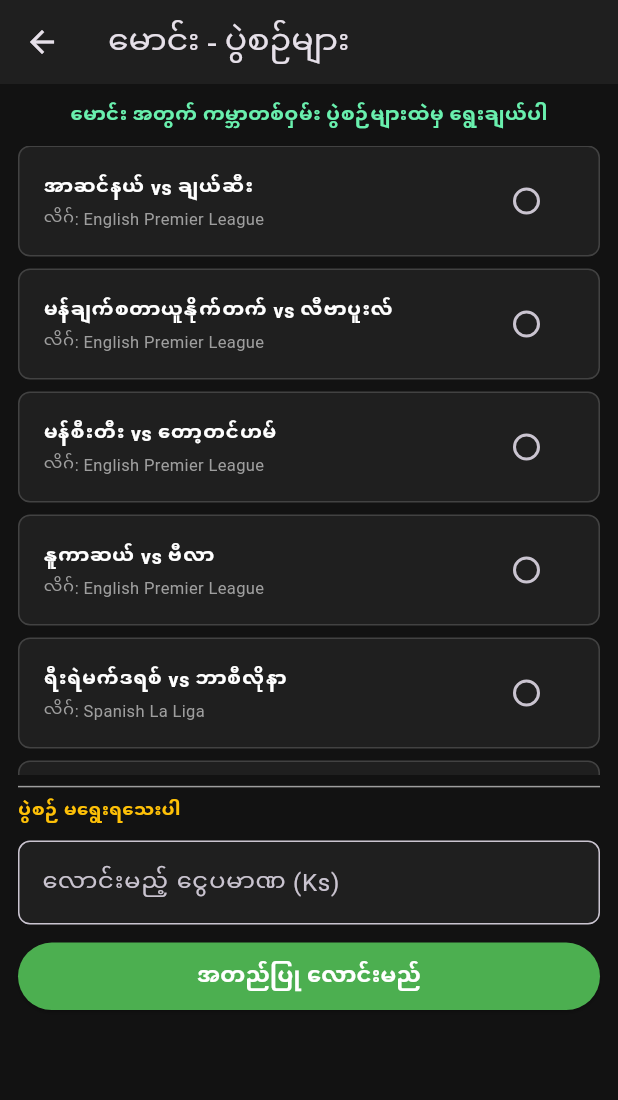
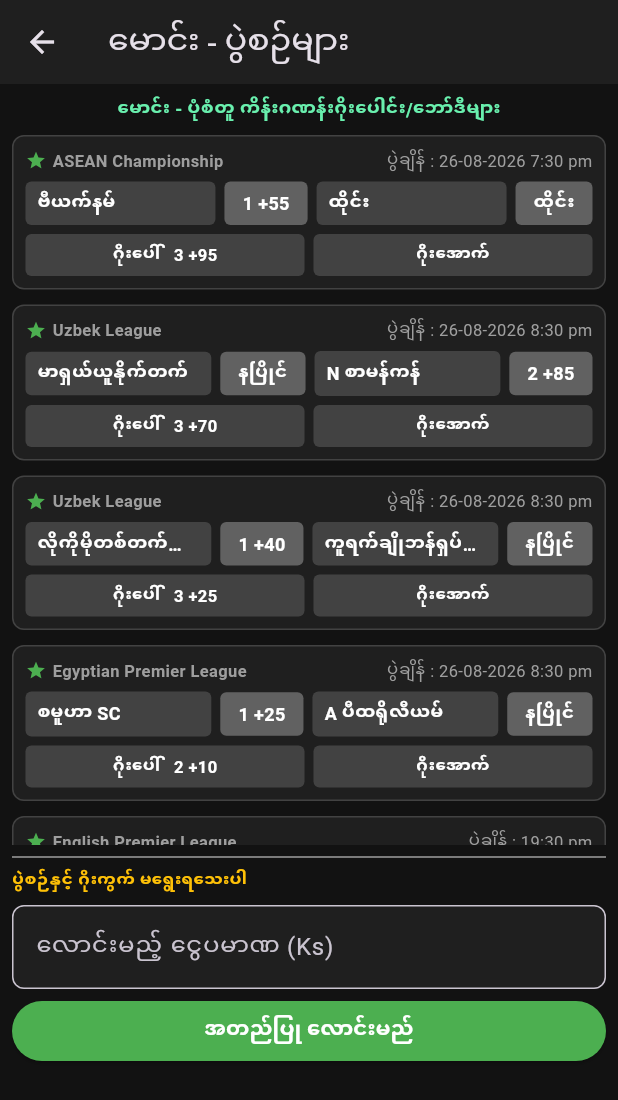
Before and after one commit to pa2659985-create/hat_trick_999, a Flutter app: the BettingScreen screen opened directly, on a phone screen of 412 x 824 dp. Shown: the top 1100 px of the screen. Run offline on Flutter 3.47's test engine with Material 3 defaults, Android fonts, the phone set to English and light mode, and no system bars; our stand-ins replace firebase_core, firebase_messaging, shared_preferences; accounts and stored records are empty; network calls fail.

Commit message:
Update main.dart

```diff
--- a/lib/main.dart
+++ b/lib/main.dart
@@ -5,7 +5,6 @@ import 'package:http/http.dart' as http;
 import 'package:firebase_core/firebase_core.dart';
 import 'package:firebase_messaging/firebase_messaging.dart';
 
-// Firebase Background Notification Handler
 Future<void> _firebaseMessagingBackgroundHandler(RemoteMessage message) async {
   try {
     await Firebase.initializeApp();
@@ -67,7 +66,6 @@ class _HatTrickAppState extends State<HatTrickApp> {
   }
 }
 
-// Localization Text Helper
 class AppStrings {
   static Map<String, Map<String, String>> localizedValues = {
     'မြန်မာ': {
@@ -121,7 +119,6 @@ class AppStrings {
   }
 }
 
-// API Service with Global Worldwide Match Coverage
 class ApiService {
   static const String apiKey = '5a87133d1c764efb8525d81e82d605fd';
   static const String baseUrl = 'https://api.football-data.org/v4/matches';
@@ -129,7 +126,6 @@ class ApiService {
   static Future<List<Map<String, dynamic>>> fetchLiveMatches() async {
     List<Map<String, dynamic>> allMatches = [];
 
-    // 1. Fetch from Real API
     try {
       final response = await http.get(
         Uri.parse(baseUrl),
@@ -148,6 +144,10 @@ class ApiService {
             'score': '${m['score']['fullTime']['home'] ?? 0} - ${m['score']['fullTime']['away'] ?? 0}',
             't2': m['awayTeam']['name'] ?? 'Away',
             'status': m['status'] ?? 'SCHEDULED',
+            'hOdds': '1 +55',
+            'aOdds': 'ထိုင်း',
+            'overOdds': '3 +95',
+            'underOdds': 'ရိုးအောက်',
           });
         }
       }
@@ -155,44 +155,15 @@ class ApiService {
       print('API Error: $e');
     }
 
-    // 2. Comprehensive Global Worldwide Matches (Europe, Asia, South America, International & Leagues)
     List<Map<String, dynamic>> globalMatches = [
-      // English Premier League
-      {'league': 'English Premier League', 'time': '19:30', 't1': 'အာဆင်နယ်', 'score': '0 - 0', 't2': 'ချယ်ဆီး', 'status': 'SCHEDULED'},
-      {'league': 'English Premier League', 'time': '22:00', 't1': 'မန်ချက်စတာယူနိုက်တက်', 'score': '1 - 1', 't2': 'လီဗာပူးလ်', 'status': 'LIVE'},
-      {'league': 'English Premier League', 'time': '22:00', 't1': 'မန်စီးတီး', 'score': '2 - 0', 't2': 'တော့တင်ဟမ်', 'status': 'SCHEDULED'},
-      {'league': 'English Premier League', 'time': '00:30', 't1': 'နူကာဆယ်', 'score': '0 - 0', 't2': 'ဗီလာ', 'status': 'SCHEDULED'},
-
-      // Spanish La Liga
-      {'league': 'Spanish La Liga', 'time': '20:00', 't1': 'ရီးရဲမက်ဒရစ်', 'score': '3 - 1', 't2': 'ဘာစီလိုနာ', 'status': 'FINISHED'},
-      {'league': 'Spanish La Liga', 'time': '22:15', 't1': 'အက်သလက်တီကို မက်ဒရစ်', 'score': '1 - 0', 't2': 'ဗလင်စီယာ', 'status': 'LIVE'},
-      {'league': 'Spanish La Liga', 'time': '01:00', 't1': 'ဆီဗီလာ', 'score': '0 - 0', 't2': 'ဗီยาร์ရีယ်', 'status': 'SCHEDULED'},
-
-      // Italian Serie A
-      {'league': 'Italian Serie A', 'time': '18:30', 't1': 'ဂျူဗင်တပ်စ်', 'score': '2 - 2', 't2': 'အေစီမီလန်', 'status': 'LIVE'},
-      {'league': 'Italian Serie A', 'time': '21:00', 't1': 'အင်တာမီလန်', 'score': '1 - 0', 't2': 'နာပိုလီ', 'status': 'SCHEDULED'},
-      {'league': 'Italian Serie A', 'time': '01:45', 't1': 'ရိုးမား', 'score': '0 - 0', 't2': 'လက်ဇီယို', 'status': 'SCHEDULED'},
-
-      // German Bundesliga
-      {'league': 'German Bundesliga', 'time': '20:30', 't1': 'ဘိုင်ယန်မြူးနစ်', 'score': '4 - 2', 't2': 'ဒေါ့မွန်', 'status': 'FINISHED'},
-      {'league': 'German Bundesliga', 'time': '22:30', 't1': 'လပ်ဇစ်', 'score': '1 - 1', 't2': 'လီဗာကူဆင်', 'status': 'SCHEDULED'},
-
-      // French Ligue 1
-      {'league': 'French Ligue 1', 'time': '21:00', 't1': 'ပီအက်စ်ဂျီ', 'score': '3 - 0', 't2': 'မာဆေးလ်', 'status': 'FINISHED'},
-      {'league': 'French Ligue 1', 'time': '23:00', 't1': 'မိုနာကို', 'score': '0 - 1', 't2': 'လီယွန်', 'status': 'SCHEDULED'},
-
-      // UEFA Champions League
-      {'league': 'UEFA Champions League', 'time': '02:00', 't1': 'ရီးရဲမက်ဒရစ်', 'score': '2 - 2', 't2': 'မန်စီးတီး', 'status': 'SCHEDULED'},
-      {'league': 'UEFA Champions League', 'time': '02:00', 't1': 'ဘိုင်ယန်မြူးနစ်', 'score': '1 - 0', 't2': 'အာဆင်နယ်', 'status': 'SCHEDULED'},
-      {'league': 'UEFA Champions League', 'time': '02:00', 't1': 'ပီအက်စ်ဂျီ', 'score': '0 - 0', 't2': 'ဘာစီလိုနာ', 'status': 'SCHEDULED'},
-
-      // International Friendlies & World Cup Qualifiers
-      {'league': 'International Friendlies', 'time': '19:00', 't1': 'ဘရာဇီး', 'score': '2 - 1', 't2': 'အာဂျင်တီးနား', 'status': 'SCHEDULED'},
-      {'league': 'International Friendlies', 'time': '21:30', 't1': 'ပြင်သစ်', 'score': '1 - 1', 't2': 'အင်္ဂလန်', 'status': 'SCHEDULED'},
-      {'league': 'International Friendlies', 'time': '23:00', 't1': 'ပေါ်တူဂီ', 'score': '3 - 0', 't2': 'စပိန်', 'status': 'SCHEDULED'},
+      {'league': 'ASEAN Championship', 'time': '26-08-2026 7:30 pm', 't1': 'ဗီယက်နမ်', 'score': '0 - 0', 't2': 'ထိုင်း', 'status': 'SCHEDULED', 'hOdds': '1 +55', 'aOdds': 'ထိုင်း', 'overOdds': '3 +95', 'underOdds': 'ရိုးအောက်'},
+      {'league': 'Uzbek League', 'time': '26-08-2026 8:30 pm', 't1': 'မာရှယ်ယူနိုက်တက်', 'score': '0 - 0', 't2': 'N စာမန်ကန်', 'status': 'SCHEDULED', 'hOdds': 'နပြိုင်', 'aOdds': '2 +85', 'overOdds': '3 +70', 'underOdds': 'ရိုးအောက်'},
+      {'league': 'Uzbek League', 'time': '26-08-2026 8:30 pm', 't1': 'လိုကိုမိုတစ်တက်ကန့်', 'score': '0 - 0', 't2': 'ကူရက်ချိုဘန်ရှပ်ကော်', 'status': 'SCHEDULED', 'hOdds': '1 +40', 'aOdds': 'နပြိုင်', 'overOdds': '3 +25', 'underOdds': 'ရိုးအောက်'},
+      {'league': 'Egyptian Premier League', 'time': '26-08-2026 8:30 pm', 't1': 'စမူဟာ SC', 'score': '0 - 0', 't2': 'A ပီထရိုလီယမ်', 'status': 'SCHEDULED', 'hOdds': '1 +25', 'aOdds': 'နပြိုင်', 'overOdds': '2 +10', 'underOdds': 'ရိုးအောက်'},
+      {'league': 'English Premier League', 'time': '19:30 pm', 't1': 'အာဆင်နယ်', 'score': '0 - 0', 't2': 'ချယ်ဆီး', 'status': 'SCHEDULED', 'hOdds': '1 +50', 'aOdds': 'နပြိုင်', 'overLost': '', 'overOdds': '3 +90', 'underOdds': 'ရိုးအောက်'},
+      {'league': 'Spanish La Liga', 'time': '20:00 pm', 't1': 'ရီးရဲမက်ဒရစ်', 'score': '3 - 1', 't2': 'ဘာစီလိုနာ', 'status': 'FINISHED', 'hOdds': '0 +10', 'aOdds': 'နပြိုင်', 'overOdds': '2 +80', 'underOdds': 'ရိုးအောက်'},
     ];
 
-    // ပုံမှန် API ပွဲများနှင့် ကမ္ဘာ့ပွဲစဉ်များကို ပေါင်းစပ်ထည့်သွင်းပေးခြင်း
     for (var gm in globalMatches) {
       bool exists = allMatches.any((m) => m['t1'] == gm['t1'] && m['t2'] == gm['t2']);
       if (!exists) {
@@ -204,7 +175,6 @@ class ApiService {
   }
 }
 
-// App Data Controller
 class AppData {
   static String displayName = 'User';
   static String username = '';
@@ -251,7 +221,6 @@ class AppData {
   }
 }
 
-// 1. Login Screen
 class LoginScreen extends StatefulWidget {
   const LoginScreen({super.key});
 
@@ -339,7 +308,6 @@ class _LoginScreenState extends State<LoginScreen> {
   }
 }
 
-// 2. Dashboard Screen
 class DashboardScreen extends StatefulWidget {
   const DashboardScreen({super.key});
 
@@ -642,7 +610,6 @@ class _DashboardScreenState extends State<DashboardScreen> {
   }
 }
 
-// 3. Betting Screen
 class BettingScreen extends StatefulWidget {
   final String title;
   const BettingScreen({super.key, required this.title});
@@ -656,7 +623,8 @@ class _BettingScreenState extends State<BettingScreen> {
   late Future<List<Map<String, dynamic>>> _matchesFuture;
 
   Map<String, dynamic>? selectedMatchData;
-  String selectedBetType = 'Home Win (1)';
+  String selectedBetOption = '';
+  String selectedBetLabel = '';
 
   @override
   void initState() {
@@ -665,8 +633,8 @@ class _BettingScreenState extends State<BettingScreen> {
   }
 
   void _placeBet() {
-    if (selectedMatchData == null) {
-      ScaffoldMessenger.of(context).showSnackBar(const SnackBar(content: Text('ကျေးဇူးပြု၍ လောင်းမည့် ပွဲစဉ်ကို ရွေးချယ်ပါ။')));
+    if (selectedMatchData == null || selectedBetOption.isEmpty) {
+      ScaffoldMessenger.of(context).showSnackBar(const SnackBar(content: Text('ကျေးဇူးပြု၍ ပွဲစဉ်နှင့် လောင်းမည့်ကွက်ကို ရွေးချယ်ပါ။')));
       return;
     }
 
@@ -687,7 +655,7 @@ class _BettingScreenState extends State<BettingScreen> {
       AppData.totalActiveBetsAmount += amount;
       AppData.activeBets.add({
         'betId': '${DateTime.now().millisecondsSinceEpoch}',
-        'match': '$matchStr (${widget.title} - $selectedBetType)',
+        'match': '$matchStr (${widget.title} - $selectedBetLabel: $selectedBetOption)',
         'amount': amount,
         'odds': 1.90,
         'status': 'ACTIVE',
@@ -705,16 +673,16 @@ class _BettingScreenState extends State<BettingScreen> {
     return Scaffold(
       appBar: AppBar(title: Text('${widget.title} - ပွဲစဉ်များ')),
       body: Padding(
-        padding: const EdgeInsets.all(12.0),
+        padding: const EdgeInsets.all(8.0),
         child: Column(
           children: [
             Text(
-              '${widget.title} အတွက် ကမ္ဘာတစ်ဝှမ်း ပွဲစဉ်များထဲမှ ရွေးချယ်ပါ',
-              style: const TextStyle(color: Colors.greenAccent, fontSize: 13, fontWeight: FontWeight.bold),
+              '${widget.title} - ပုံစံတူ ကိန်းဂဏန်းဂိုးပေါင်း/ဘော်ဒီများ',
+              style: const TextStyle(color: Colors.greenAccent, fontSize: 12, fontWeight: FontWeight.bold),
             ),
-            const SizedBox(height: 10),
+            const SizedBox(height: 8),
             Expanded(
-              flex: 3,
+              flex: 4,
               child: FutureBuilder<List<Map<String, dynamic>>>(
                 future: _matchesFuture,
                 builder: (context, snapshot) {
@@ -729,32 +697,128 @@ class _BettingScreenState extends State<BettingScreen> {
                     itemCount: matches.length,
                     itemBuilder: (context, index) {
                       final m = matches[index];
-                      bool isSelected = selectedMatchData == m;
                       return Container(
-                        margin: const EdgeInsets.only(bottom: 8),
+                        margin: const EdgeInsets.only(bottom: 10),
+                        padding: const EdgeInsets.all(8),
                         decoration: BoxDecoration(
-                          color: isSelected ? Colors.green.withOpacity(0.2) : const Color(0xFF1F1F1F),
+                          color: const Color(0xFF1F1F1F),
                           borderRadius: BorderRadius.circular(8),
-                          border: Border.all(color: isSelected ? Colors.green : Colors.grey.shade800),
+                          border: Border.all(color: Colors.grey.shade800),
                         ),
-                        child: ListTile(
-                          title: Text('${m['t1']} vs ${m['t2']}', style: const TextStyle(color: Colors.white, fontSize: 13, fontWeight: FontWeight.bold)),
-                          subtitle: Text('လိဂ်: ${m['league']}', style: const TextStyle(color: Colors.grey, fontSize: 11)),
-                          trailing: Radio<Map<String, dynamic>>(
-                            value: m,
-                            groupValue: selectedMatchData,
-                            activeColor: Colors.greenAccent,
-                            onChanged: (val) {
-                              setState(() {
-                                selectedMatchData = val;
-                              });
-                            },
-                          ),
-                          onTap: () {
-                            setState(() {
-                              selectedMatchData = m;
-                            });
-                          },
+                        child: Column(
+                          crossAxisAlignment: CrossAxisAlignment.start,
+                          children: [
+                            // Header: League & Time
+                            Row(
+                              mainAxisAlignment: MainAxisAlignment.spaceBetween,
+                              children: [
+                                Row(
+                                  children: [
+                                    const Icon(Icons.star, color: Colors.green, size: 14),
+                                    const SizedBox(width: 4),
+                                    Text(m['league'], style: const TextStyle(color: Colors.grey, fontSize: 11, fontWeight: FontWeight.bold)),
+                                  ],
+                                ),
+                                Text('ပွဲချိန် : ${m['time']}', style: const TextStyle(color: Colors.grey, fontSize: 11)),
+                              ],
+                            ),
+                            const SizedBox(height: 6),
+                            // Team Row 1 & Team Row 2 (Odds Layout like image)
+                            Row(
+                              children: [
+                                Expanded(
+                                  child: Container(
+                                    padding: const EdgeInsets.symmetric(horizontal: 8, vertical: 6),
+                                    decoration: BoxDecoration(color: Colors.grey.shade800, borderRadius: BorderRadius.circular(4)),
+                                    child: Text(m['t1'], style: const TextStyle(color: Colors.white, fontSize: 12, fontWeight: FontWeight.bold), overflow: TextOverflow.ellipsis),
+                                  ),
+                                ),
+                                const SizedBox(width: 6),
+                                InkWell(
+                                  onTap: () => setState(() {
+                                    selectedMatchData = m;
+                                    selectedBetOption = m['hOdds'];
+                                    selectedBetLabel = m['t1'];
+                                  }),
+                                  child: Container(
+                                    padding: const EdgeInsets.symmetric(horizontal: 12, vertical: 6),
+                                    decoration: BoxDecoration(
+                                      color: (selectedMatchData == m && selectedBetOption == m['hOdds']) ? Colors.green : Colors.grey.shade700,
+                                      borderRadius: BorderRadius.circular(4),
+                                    ),
+                                    child: Text(m['hOdds'], style: const TextStyle(color: Colors.white, fontSize: 12, fontWeight: FontWeight.bold)),
+                                  ),
+                                ),
+                                const SizedBox(width: 6),
+                                Expanded(
+                                  child: Container(
+                                    padding: const EdgeInsets.symmetric(horizontal: 8, vertical: 6),
+                                    decoration: BoxDecoration(color: Colors.grey.shade800, borderRadius: BorderRadius.circular(4)),
+                                    child: Text(m['t2'], style: const TextStyle(color: Colors.white, fontSize: 12, fontWeight: FontWeight.bold), overflow: TextOverflow.ellipsis),
+                                  ),
+                                ),
+                                const SizedBox(width: 6),
+                                InkWell(
+                                  onTap: () => setState(() {
+                                    selectedMatchData = m;
+                                    selectedBetOption = m['aOdds'];
+                                    selectedBetLabel = m['t2'];
+                                  }),
+                                  child: Container(
+                                    padding: const EdgeInsets.symmetric(horizontal: 12, vertical: 6),
+                                    decoration: BoxDecoration(
+                                      color: (selectedMatchData == m && selectedBetOption == m['aOdds']) ? Colors.green : Colors.grey.shade700,
+                                      borderRadius: BorderRadius.circular(4),
+                                    ),
+                                    child: Text(m['aOdds'], style: const TextStyle(color: Colors.white, fontSize: 12, fontWeight: FontWeight.bold)),
+                                  ),
+                                ),
+                              ],
+                            ),
+                            const SizedBox(height: 6),
+                            // Over / Under Row
+                            Row(
+                              children: [
+                                Expanded(
+                                  child: InkWell(
+                                    onTap: () => setState(() {
+                                      selectedMatchData = m;
+                                      selectedBetOption = m['overOdds'];
+                                      selectedBetLabel = 'ဂိုးပေါ်';
+                                    }),
+                                    child: Container(
+                                      padding: const EdgeInsets.symmetric(vertical: 6),
+                                      alignment: Alignment.center,
+                                      decoration: BoxDecoration(
+                                        color: (selectedMatchData == m && selectedBetOption == m['overOdds']) ? Colors.green : Colors.grey.shade800,
+                                        borderRadius: BorderRadius.circular(4),
+                                      ),
+                                      child: Text('ဂိုးပေါ်   ${m['overOdds']}', style: const TextStyle(color: Colors.white, fontSize: 11, fontWeight: FontWeight.bold)),
+                                    ),
+                                  ),
+                                ),
+                                const SizedBox(width: 6),
+                                Expanded(
+                                  child: InkWell(
+                                    onTap: () => setState(() {
+                                      selectedMatchData = m;
+                                      selectedBetOption = m['underOdds'];
+                                      selectedBetLabel = 'ဂိုးအောက်';
+                                    }),
+                                    child: Container(
+                                      padding: const EdgeInsets.symmetric(vertical: 6),
+                                      alignment: Alignment.center,
+                                      decoration: BoxDecoration(
+                                        color: (selectedMatchData == m && selectedBetOption == m['underOdds']) ? Colors.green : Colors.grey.shade800,
+                                        borderRadius: BorderRadius.circular(4),
+                                      ),
+                                      child: Text('ဂိုးအောက်', style: const TextStyle(color: Colors.white, fontSize: 11, fontWeight: FontWeight.bold)),
+                                    ),
+                                  ),
+                                ),
+                              ],
+                            ),
+                          ],
                         ),
                       );
                     },
@@ -770,12 +834,12 @@ class _BettingScreenState extends State<BettingScreen> {
                   crossAxisAlignment: CrossAxisAlignment.start,
                   children: [
                     Text(
-                      selectedMatchData != null
-                        ? 'ရွေးထားသောပွဲ: ${selectedMatchData!['t1']} vs ${selectedMatchData!['t2']}'
-                        : 'ပွဲစဉ် မရွေးရသေးပါ',
-                      style: const TextStyle(color: Colors.amber, fontSize: 12, fontWeight: FontWeight.bold),
+                      selectedMatchData != null && selectedBetOption.isNotEmpty
+                        ? 'ရွေးထားသည်: ${selectedMatchData!['t1']} vs ${selectedMatchData!['t2']} -> ($selectedBetLabel: $selectedBetOption)'
+                        : 'ပွဲစဉ်နှင့် ဂိုးကွက် မရွေးရသေးပါ',
+                      style: const TextStyle(color: Colors.amber, fontSize: 11, fontWeight: FontWeight.bold),
                     ),
-                    const SizedBox(height: 10),
+                    const SizedBox(height: 8),
                     TextField(
                       controller: _amountController,
                       keyboardType: TextInputType.number,
@@ -786,14 +850,14 @@ class _BettingScreenState extends State<BettingScreen> {
                         border: OutlineInputBorder(borderRadius: BorderRadius.circular(8)),
                       ),
                     ),
-                    const SizedBox(height: 12),
+                    const SizedBox(height: 8),
                     SizedBox(
                       width: double.infinity,
-                      height: 45,
+                      height: 40,
                       child: ElevatedButton(
                         style: ElevatedButton.styleFrom(backgroundColor: Colors.green),
                         onPressed: _placeBet,
-                        child: const Text('အတည်ပြု လောင်းမည်', style: TextStyle(fontSize: 15, fontWeight: FontWeight.bold, color: Colors.white)),
+                        child: const Text('အတည်ပြု လောင်းမည်', style: TextStyle(fontSize: 14, fontWeight: FontWeight.bold, color: Colors.white)),
                       ),
                     ),
                   ],
@@ -807,7 +871,6 @@ class _BettingScreenState extends State<BettingScreen> {
   }
 }
 
-// 4. My Bets Screen
 class MyBetsScreen extends StatelessWidget {
   const MyBetsScreen({super.key});
 
@@ -840,7 +903,6 @@ class MyBetsScreen extends StatelessWidget {
   }
 }
 
-// 5. Old Matches Screen
 class OldMatchesScreen extends StatefulWidget {
   const OldMatchesScreen({super.key});
 
@@ -909,7 +971,6 @@ class _OldMatchesScreenState extends State<OldMatchesScreen> {
   }
 }
 
-// 6. Wallet Screen
 class WalletScreen extends StatelessWidget {
   const WalletScreen({super.key});
 
@@ -973,7 +1034,6 @@ class WalletScreen extends StatelessWidget {
   }
 }
 
-// 7. Live Results Screen
 class LiveResultsScreen extends StatefulWidget {
   const LiveResultsScreen({super.key});
 
@@ -1021,7 +1081,6 @@ class _LiveResultsScreenState extends State<LiveResultsScreen> {
   }
 }
 
-// 8. Standings Screen
 class StandingsScreen extends StatelessWidget {
   const StandingsScreen({super.key});
 
@@ -1044,13 +1103,17 @@ class StandingsScreen extends StatelessWidget {
   }
 }
 
-// 9. Points Exchange Screen
 class PointsExchangeScreen extends StatefulWidget {
   const PointsExchangeScreen({super.key});
 
   @override
+  State<PointsExchangeScreen> PointsExchangeScreenState() => _PointsExchangeScreenState();
+
+  @override
   State<PointsExchangeScreen> createState() => _PointsExchangeScreenState();
 }
+
+class _PointsExchangeModel {}
 
 class _PointsExchangeScreenState extends State<PointsExchangeScreen> {
   void _exchange() {
```
